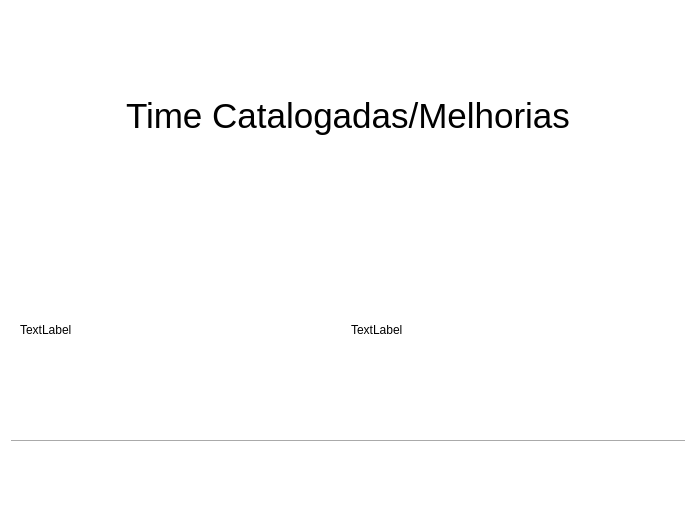
viniciusfs14/Ferramenta-Vale, file ui/tela.ui: the form before one commit.
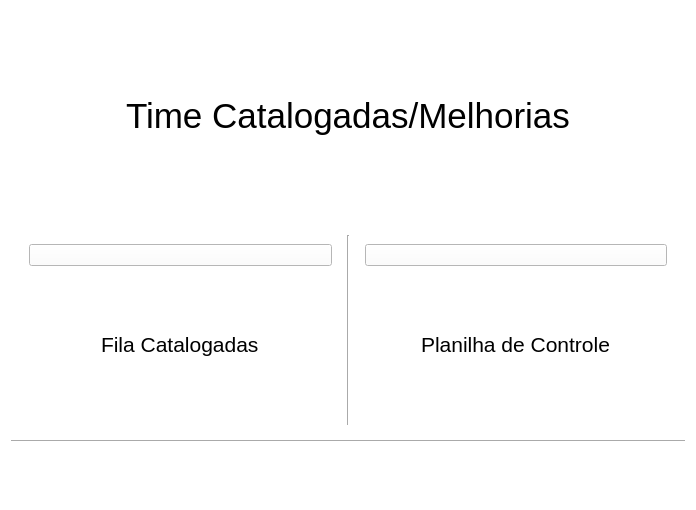
The form after the commit. Icons and pictures are not drawn.

```diff
--- a/ui/tela.ui
+++ b/ui/tela.ui
@@ -22,19 +22,71 @@
     <widget class="QWidget" name="functions" native="true">
      <layout class="QHBoxLayout" name="horizontalLayout">
       <item>
-       <widget class="QLabel" name="label_2">
-        <property name="text">
-         <string>TextLabel</string>
-        </property>
+       <widget class="QWidget" name="widget_3" native="true">
+        <layout class="QGridLayout" name="gridLayout_4">
+         <item row="1" column="0">
+          <widget class="QPushButton" name="pushButton">
+           <property name="autoFillBackground">
+            <bool>false</bool>
+           </property>
+           <property name="styleSheet">
+            <string notr="true"/>
+           </property>
+           <property name="text">
+            <string/>
+           </property>
+           <property name="autoDefault">
+            <bool>false</bool>
+           </property>
+          </widget>
+         </item>
+         <item row="2" column="0" alignment="Qt::AlignmentFlag::AlignHCenter">
+          <widget class="QLabel" name="label_2">
+           <property name="font">
+            <font>
+             <pointsize>16</pointsize>
+            </font>
+           </property>
+           <property name="text">
+            <string>Fila Catalogadas</string>
+           </property>
+          </widget>
+         </item>
+        </layout>
        </widget>
       </item>
       <item>
-       <widget class="QLabel" name="label_3">
-        <property name="text">
-         <string>TextLabel</string>
+       <widget class="Line" name="line_2">
+        <property name="orientation">
+         <enum>Qt::Orientation::Vertical</enum>
         </property>
        </widget>
       </item>
+      <item>
+       <widget class="QWidget" name="widget_4" native="true">
+        <layout class="QGridLayout" name="gridLayout_5">
+         <item row="0" column="0">
+          <widget class="QPushButton" name="pushButton_2">
+           <property name="text">
+            <string/>
+           </property>
+          </widget>
+         </item>
+         <item row="1" column="0" alignment="Qt::AlignmentFlag::AlignHCenter">
+          <widget class="QLabel" name="label_3">
+           <property name="font">
+            <font>
+             <pointsize>16</pointsize>
+            </font>
+           </property>
+           <property name="text">
+            <string>Planilha de Controle</string>
+           </property>
+          </widget>
+         </item>
+        </layout>
+       </widget>
+      </item>
      </layout>
     </widget>
    </item>
```
